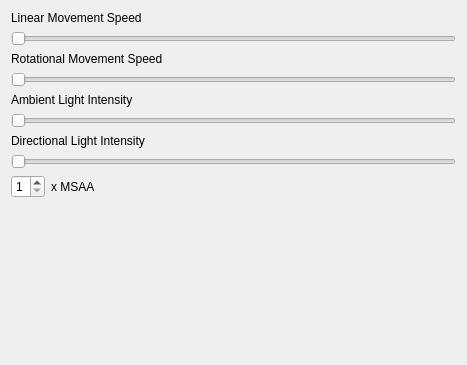
This is Gui/Resources/preferences/XRPreferences.ui in kwahoo2/freecad-xr-workbench as Qt 5 draws it before an edit. The edited form follows.
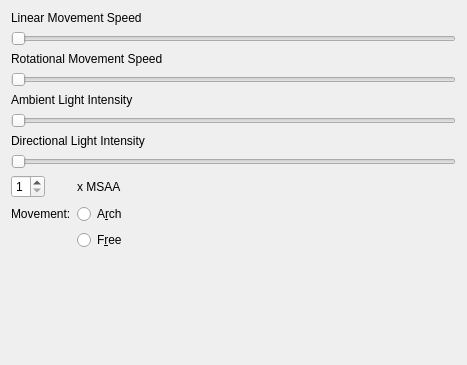
This is the edited form.

Commit message: FREE movement implementation, FREE/ARCH switch in preferences

What changed in the file:
```diff
--- a/Gui/Resources/preferences/XRPreferences.ui
+++ b/Gui/Resources/preferences/XRPreferences.ui
@@ -101,6 +101,33 @@
        </property>
       </widget>
      </item>
+     <item row="10" column="1">
+      <widget class="QRadioButton" name="movFreeRadioButton">
+       <property name="text">
+        <string>F&amp;ree</string>
+       </property>
+       <attribute name="buttonGroup">
+        <string notr="true">buttonGroup</string>
+       </attribute>
+      </widget>
+     </item>
+     <item row="9" column="1">
+      <widget class="QRadioButton" name="movArchRadioButton">
+       <property name="text">
+        <string>A&amp;rch</string>
+       </property>
+       <attribute name="buttonGroup">
+        <string notr="true">buttonGroup</string>
+       </attribute>
+      </widget>
+     </item>
+     <item row="9" column="0">
+      <widget class="QLabel" name="label_6">
+       <property name="text">
+        <string>Movement:</string>
+       </property>
+      </widget>
+     </item>
     </layout>
    </item>
   </layout>
```
Left out of the diff: 3 changed lines with no effect on the pictures. The commit also changes 5 other files.
